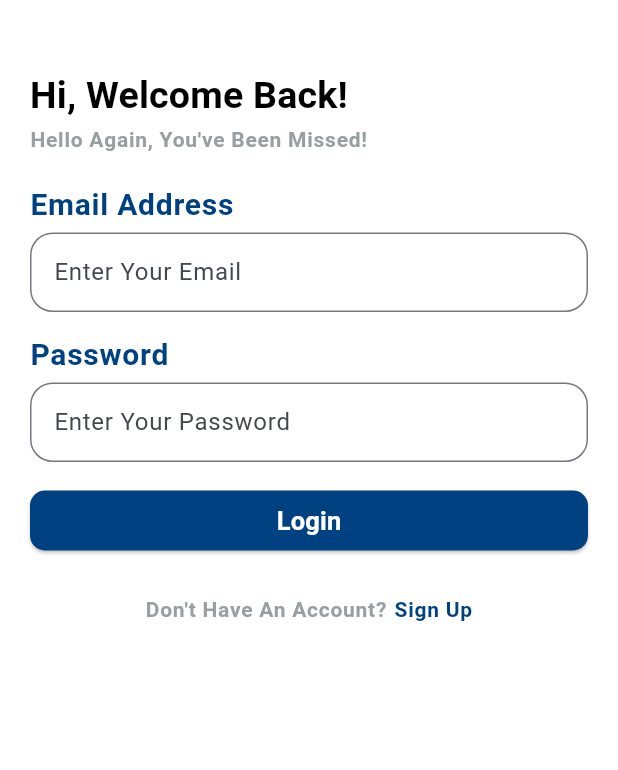
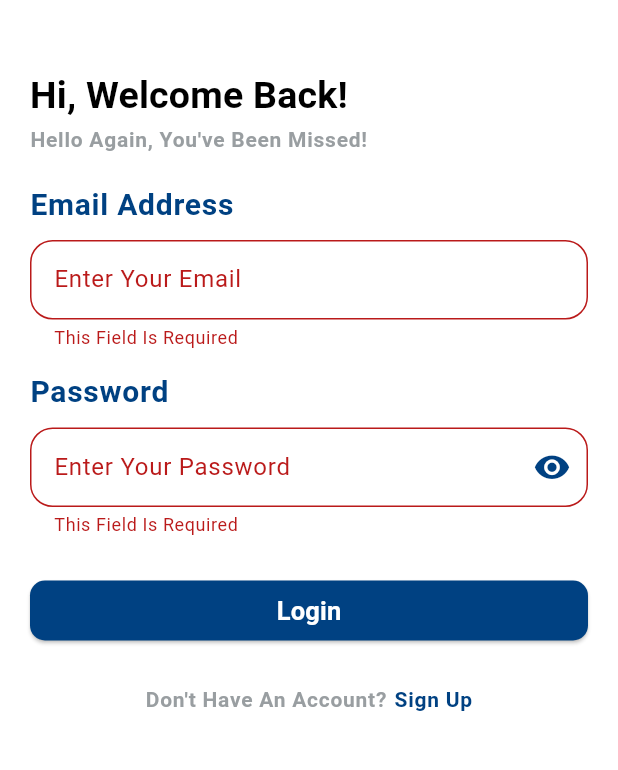
Before and after one commit to NoureenSaad/Route_Courses_App, a Flutter app: the screen it shows after launch, after a tap on "Login", on a phone screen of 412 x 824 dp, the part 141-911 px from its top. Run offline on Flutter 3.47's test engine with Material 3 defaults, Android fonts, the light colour scheme and no system bars; our stand-ins replace firebase_auth, firebase_core; accounts and stored records are empty.

Commit message:
User Login Firebase Authentication Done + Add AuthDataProvider provider and DialogUtils for messages

```diff
--- a/lib/layout/login/login_screen.dart
+++ b/lib/layout/login/login_screen.dart
@@ -1,16 +1,34 @@
+import 'package:firebase_auth/firebase_auth.dart';
+import 'package:firebase_core/firebase_core.dart';
 import 'package:flutter/material.dart';
+import 'package:provider/provider.dart';
+import 'package:route_courses_app/layout/home/home_screen.dart';
 import 'package:route_courses_app/layout/registration/registration_screen.dart';
+import 'package:route_courses_app/model/firestore_user.dart';
 import 'package:route_courses_app/shared/constants.dart';
+import 'package:route_courses_app/shared/providers/auth_data_provider.dart';
 import 'package:route_courses_app/shared/reusable_components/custom_text_field.dart';
+import 'package:route_courses_app/shared/reusable_components/dialog_utils.dart';
 
 import '../../style/app_colors.dart';
 
-class LoginScreen extends StatelessWidget {
+class LoginScreen extends StatefulWidget {
   static const String route = "LoginScreen";
+
+  LoginScreen({super.key});
+
+  @override
+  State<LoginScreen> createState() => _LoginScreenState();
+}
+
+class _LoginScreenState extends State<LoginScreen> {
+  bool isObscured = false;
+
   TextEditingController emailController = TextEditingController();
+
   TextEditingController passwordController = TextEditingController();
+
   GlobalKey<FormState> formKey = GlobalKey<FormState>();
-  LoginScreen({super.key});
 
   @override
   Widget build(BuildContext context) {
@@ -49,7 +67,7 @@ class LoginScreen extends StatelessWidget {
                   ),
                   SizedBox(height: 20,),
                   Text("Email Address",style: Theme.of(context).textTheme.labelMedium,),
-                  SizedBox(height: 5,),
+                  SizedBox(height: 10,),
                   CustomTextField(
                     label: "Enter Your Email",
                     controller: emailController,
@@ -66,11 +84,26 @@ class LoginScreen extends StatelessWidget {
                   ),
                   SizedBox(height: 15,),
                   Text("Password",style: Theme.of(context).textTheme.labelMedium,),
-                  SizedBox(height: 5,),
+                  SizedBox(height: 10,),
                   CustomTextField(
                     label: "Enter Your Password",
                     controller: passwordController,
                     keyboardType: TextInputType.text,
+                    isObsecuredText: isObscured,
+                    suffixIcon: IconButton(
+                        onPressed: (){
+                          setState(() {
+                            isObscured = !isObscured;
+                          });
+                        },
+                        icon: Icon(
+                          isObscured?
+                          Icons.visibility_off:
+                          Icons.visibility,
+                          size: 25,
+                          color: AppColors.lightPrimaryColor,
+                        )
+                    ),
                     validator: (value){
                       if(value == null || value.isEmpty){
                         return "This Field Is Required";
@@ -81,13 +114,15 @@ class LoginScreen extends StatelessWidget {
                       return null;
                     },
                   ),
-                  SizedBox(height: 15,),
+                  SizedBox(height: 25,),
                   ElevatedButton(
                     style: ButtonStyle(
                       shape: MaterialStateProperty.all(RoundedRectangleBorder(borderRadius: BorderRadius.circular(10))),
                       backgroundColor: MaterialStateProperty.all(Theme.of(context).primaryColor)
                     ),
-                    onPressed: (){},
+                    onPressed: (){
+                      login();
+                    },
                     child: Text("Login",style: Theme.of(context).textTheme.titleSmall,)
                   ),
                   SizedBox(height: 25,),
@@ -114,4 +149,32 @@ class LoginScreen extends StatelessWidget {
       ),
     );
   }
+
+  void login() async{
+    AuthDataProvider provider = Provider.of<AuthDataProvider>(context);
+    if(formKey.currentState?.validate()??false){
+      try{
+        DialogUtils.showLoading(context);
+        UserCredential credential = await FirebaseAuth.instance.signInWithEmailAndPassword(
+            email: emailController.text,
+            password: passwordController.text
+        );
+        provider.setUsers(credential.user, FirestoreUser(
+            email: emailController.text,
+            password: passwordController.text)
+        );
+        DialogUtils.hideMessage(context);
+        // Navigator.pushNamedAndRemoveUntil(context, HomeScreen.route, (route) => false);
+      }on FirebaseException catch(error){
+        if(error.code == Constants.userNotFound){
+          print("user not found");
+        }
+        if(error.code == Constants.wrongPassword){
+          print("wrong password");
+        }
+      }catch(error){
+        print(error);
+      }
+    }
+  }
 }
--- a/lib/main.dart
+++ b/lib/main.dart
@@ -1,10 +1,23 @@
 import 'package:flutter/material.dart';
+import 'package:provider/provider.dart';
+import 'package:route_courses_app/layout/home/home_screen.dart';
 import 'package:route_courses_app/layout/login/login_screen.dart';
 import 'package:route_courses_app/layout/registration/registration_screen.dart';
+import 'package:route_courses_app/shared/providers/auth_data_provider.dart';
 import 'package:route_courses_app/style/app_theme.dart';
+import 'package:firebase_core/firebase_core.dart';
+import 'firebase_options.dart';
 
-void main() {
-  runApp(const MyApp());
+void main() async{
+  WidgetsFlutterBinding.ensureInitialized();
+  await Firebase.initializeApp(
+    options: DefaultFirebaseOptions.currentPlatform,
+  );
+  runApp(ChangeNotifierProvider(
+      create: (context)=>AuthDataProvider(),
+      child: const MyApp()
+    )
+  );
 }
 
 class MyApp extends StatelessWidget {
@@ -20,6 +33,7 @@ class MyApp extends StatelessWidget {
       routes: {
         LoginScreen.route:(_)=>LoginScreen(),
         RegistrationScreen.route:(_)=>RegistrationScreen(),
+        HomeScreen.route:(_)=>HomeScreen(),
       },
     );
   }
--- /dev/null
+++ b/lib/model/firestore_user.dart
@@ -0,0 +1,5 @@
+class FirestoreUser{
+  String email;
+  String password;
+  FirestoreUser({required this.email,required this.password});
+}
--- a/lib/shared/constants.dart
+++ b/lib/shared/constants.dart
@@ -1,3 +1,7 @@
 class Constants{
   static String emailRegex = r"^[a-zA-Z0-9.a-zA-Z0-9.!#$%&'*+-/=?^_`{|}~]+@[a-zA-Z0-9]+\.[a-zA-Z]+";
+  static String weakPassword = "weak-password";
+  static String usedEmail = "email-already-in-use";
+  static String userNotFound = "user-not-found";
+  static String wrongPassword = "wrong-password";
 }
--- /dev/null
+++ b/lib/shared/firebase/firestore_helper.dart
@@ -0,0 +1,3 @@
+class FirestoreHelper{
+
+}
--- /dev/null
+++ b/lib/shared/providers/auth_data_provider.dart
@@ -0,0 +1,21 @@
+import 'package:firebase_auth/firebase_auth.dart';
+import 'package:flutter/material.dart';
+import 'package:route_courses_app/model/firestore_user.dart';
+
+class AuthDataProvider extends ChangeNotifier{
+  User? firebaseUser;
+  FirestoreUser? firestoreUser;
+
+  void setUsers(User? authUser, FirestoreUser? dataUser){
+    firebaseUser = authUser;
+    firestoreUser = dataUser;
+  }
+
+  bool isUserLoggedIn(){
+    if(FirebaseAuth.instance.currentUser == null){
+      return false;
+    }
+    firebaseUser = FirebaseAuth.instance.currentUser;
+    return true;
+  }
+}
--- a/lib/shared/reusable_components/custom_text_field.dart
+++ b/lib/shared/reusable_components/custom_text_field.dart
@@ -4,17 +4,17 @@ import 'package:route_courses_app/style/app_colors.dart';
 typedef validation = String? Function(String?)?;
 class CustomTextField extends StatelessWidget {
   String label;
-  Widget? prefixIcon;
+  Widget? suffixIcon;
   TextEditingController controller;
-  bool isObsecure;
+  bool isObsecuredText;
   validation validator;
   TextInputType keyboardType;
 
   CustomTextField({super.key,
     required this.label,
-    this.prefixIcon,
+    this.suffixIcon,
     required this.controller,
-    this.isObsecure = false,
+    this.isObsecuredText = false,
     this.validator,
     required this.keyboardType
 
@@ -25,7 +25,7 @@ class CustomTextField extends StatelessWidget {
     return TextFormField(
       decoration: InputDecoration(
         labelText: label,
-        prefixIcon: prefixIcon,
+        suffixIcon: suffixIcon,
         border: OutlineInputBorder(
           borderRadius: BorderRadius.circular(15),
           borderSide: BorderSide(
@@ -40,7 +40,7 @@ class CustomTextField extends StatelessWidget {
       ),
       obscuringCharacter: '*',
       controller: controller,
-      obscureText: isObsecure,
+      obscureText: isObsecuredText,
       validator: validator,
       keyboardType: keyboardType,
     );
--- a/pubspec.yaml
+++ b/pubspec.yaml
@@ -35,6 +35,9 @@ dependencies:
   # The following adds the Cupertino Icons font to your application.
   # Use with the CupertinoIcons class for iOS style icons.
   cupertino_icons: ^1.0.6
+  firebase_core: ^2.27.1
+  firebase_auth: ^4.17.9
+  provider: ^6.1.2
 
 dev_dependencies:
   flutter_test:
```
Also changed, not shown: lib/layout/home/home_screen.dart (+11 -0 lines), lib/shared/reusable_components/dialog_utils.dart (added, +63 -0 lines), lib/firebase_options.dart (added), pubspec.lock, 8 other files.
